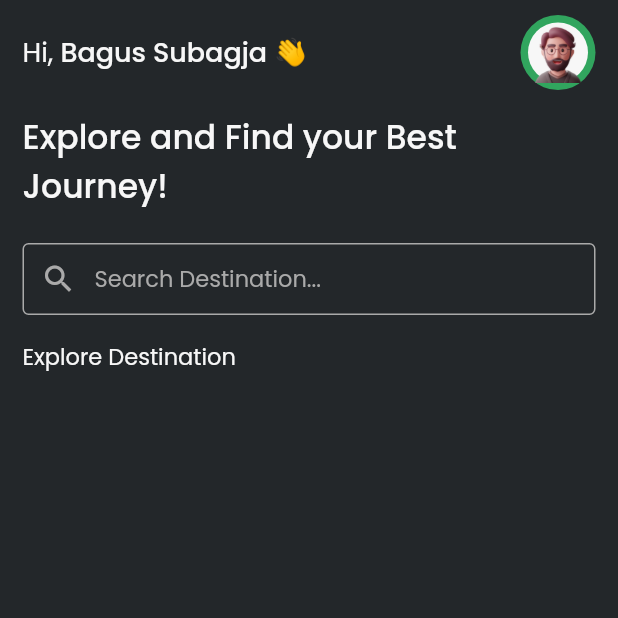
After one commit to bagussubagja/travel-kuy-app, a Flutter app: the HomeScreen screen opened by its route, on a phone screen of 412 x 824 dp, the top half of it. The commit adds this screen. Run offline on Flutter 3.47's test engine with Material 2 defaults, Android fonts, the phone set to English and light mode, and no system bars; our stand-ins replace flutter_onboarding_slider, lottie; project files that could hold a hidden picture were left out.

```diff
--- a/lib/routes/routes.dart
+++ b/lib/routes/routes.dart
@@ -1,15 +1,18 @@
 import 'package:travel_kuy_app/screens/authentication/login_screen.dart';
 import 'package:travel_kuy_app/screens/authentication/register_screen.dart';
+import 'package:travel_kuy_app/screens/home/home_screen.dart';
 import 'package:travel_kuy_app/screens/onboarding/onboarding.dart';
 
 class AppRoutes {
   static const String onboardingScreen = '/onboard';
   static const String loginScreen = '/login';
   static const String registerScreen = '/register';
+  static const String homeScreen = '/home';
 
   static final routes = {
     onboardingScreen: (context) => const OnboardingScreen(),
     loginScreen: (context) => const LoginScreen(),
-    registerScreen: (context) => RegisterScreen()
+    registerScreen: (context) => RegisterScreen(),
+    homeScreen: (context) => const HomeScreen()
   };
 }
--- a/lib/screens/authentication/login_screen.dart
+++ b/lib/screens/authentication/login_screen.dart
@@ -88,7 +88,8 @@ class _LoginScreenState extends State<LoginScreen> {
                   width: double.infinity,
                   child: ElevatedButton(
                     onPressed: () {
-                      Timer(const Duration(seconds: 3), () => print('object'));
+                      Navigator.pushNamedAndRemoveUntil(
+                          context, AppRoutes.homeScreen, (route) => false);
                     },
                     style: ElevatedButton.styleFrom(primary: greenDarkerColor),
                     child: const Text('Login'),
--- /dev/null
+++ b/lib/screens/home/home_screen.dart
@@ -0,0 +1,79 @@
+import 'package:flutter/material.dart';
+import 'package:travel_kuy_app/shared/theme.dart';
+import 'package:travel_kuy_app/widgets/margin_widget_height.dart';
+import 'package:travel_kuy_app/widgets/my_textfield.dart';
+
+class HomeScreen extends StatelessWidget {
+  const HomeScreen({Key? key}) : super(key: key);
+
+  @override
+  Widget build(BuildContext context) {
+    return GestureDetector(
+      onTap: () => FocusScope.of(context).unfocus(),
+      child: Scaffold(
+        backgroundColor: blackBackgroundColor,
+        body: SizedBox(
+          child: SafeArea(
+              child: SingleChildScrollView(
+            child: Padding(
+              padding: const EdgeInsets.fromLTRB(15, 10, 15, 10),
+              child: Column(
+                crossAxisAlignment: CrossAxisAlignment.start,
+                children: [
+                  Row(
+                    mainAxisAlignment: MainAxisAlignment.spaceBetween,
+                    children: [
+                      Row(
+                        children: [
+                          Text(
+                            'Hi, ',
+                            style: subTitleText.copyWith(color: whiteColor),
+                          ),
+                          Text(
+                            'Bagus Subagja 👋',
+                            style: subTitleText.copyWith(
+                                fontWeight: FontWeight.w500, color: whiteColor),
+                          ),
+                        ],
+                      ),
+                      CircleAvatar(
+                        backgroundColor: greenDarkerColor,
+                        radius: 25,
+                        child: CircleAvatar(
+                          backgroundColor: whiteColor,
+                          radius: 20,
+                          child: Image.asset(
+                            'assets/images/avatar.png',
+                          ),
+                        ),
+                      )
+                    ],
+                  ),
+                  MarginHeight(height: 15),
+                  Text(
+                    'Explore and Find your Best Journey!',
+                    style: titleText,
+                  ),
+                  MarginHeight(height: 15),
+                  MyTextField(
+                    titleText: "",
+                    hintText: "Search Destination...",
+                    prefixIcon: Icon(
+                      Icons.search,
+                      color: greyColor,
+                    ),
+                  ),
+                  MarginHeight(height: 15),
+                  Text(
+                    'Explore Destination',
+                    style: regularText,
+                  )
+                ],
+              ),
+            ),
+          )),
+        ),
+      ),
+    );
+  }
+}
--- a/lib/screens/onboarding/onboarding.dart
+++ b/lib/screens/onboarding/onboarding.dart
@@ -69,7 +69,7 @@ class OnboardingScreen extends StatelessWidget {
                 style: TextStyle(
                   color: greyColor,
                   fontSize: 18.0,
-                  fontWeight: FontWeight.w600,
+                  fontWeight: FontWeight.w400,
                 ),
               ),
             ],
@@ -102,7 +102,7 @@ class OnboardingScreen extends StatelessWidget {
                 style: TextStyle(
                   color: greyColor,
                   fontSize: 18.0,
-                  fontWeight: FontWeight.w600,
+                  fontWeight: FontWeight.w400,
                 ),
               ),
             ],
@@ -135,7 +135,7 @@ class OnboardingScreen extends StatelessWidget {
                 style: TextStyle(
                   color: greyColor,
                   fontSize: 18.0,
-                  fontWeight: FontWeight.w600,
+                  fontWeight: FontWeight.w400,
                 ),
               ),
             ],
--- a/lib/widgets/my_textfield.dart
+++ b/lib/widgets/my_textfield.dart
@@ -50,6 +50,8 @@ class MyTextField extends StatelessWidget {
                   readOnly: widget == null ? false : true,
                   controller: controller,
                   decoration: InputDecoration(
+                    enabledBorder: OutlineInputBorder(
+                        borderSide: BorderSide(width: 1, color: greyColor)),
                     focusedBorder: OutlineInputBorder(
                         borderSide:
                             BorderSide(width: 1, color: greenDarkerColor)),
```
Also changed, not shown: lib/widgets/margin_widget_height.dart (added, +13 -0 lines), lib/widgets/margin_widget_width.dart (added, +13 -0 lines), assets/images/avatar.png (added).
